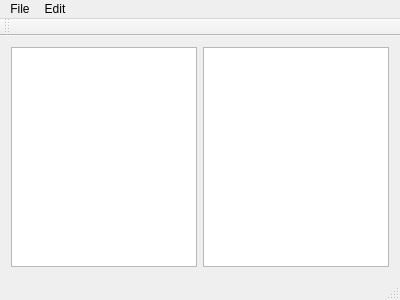
Old version of the form mainwindow.ui in the repository aardvarkk/samplicity.
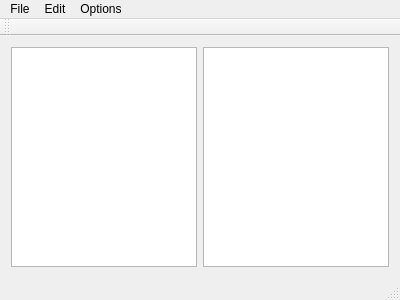
New version of the form.

Patch:
```diff
--- a/mainwindow.ui
+++ b/mainwindow.ui
@@ -49,8 +49,15 @@
      <string>Edit</string>
     </property>
    </widget>
+   <widget class="QMenu" name="menuOptions">
+    <property name="title">
+     <string>Options</string>
+    </property>
+    <addaction name="actionLoop_Playback"/>
+   </widget>
    <addaction name="menuFile"/>
    <addaction name="menuEdit"/>
+   <addaction name="menuOptions"/>
   </widget>
   <widget class="QToolBar" name="mainToolBar">
    <attribute name="toolBarArea">
```
Left out of the diff: 10 changed lines with no effect on the pictures.
